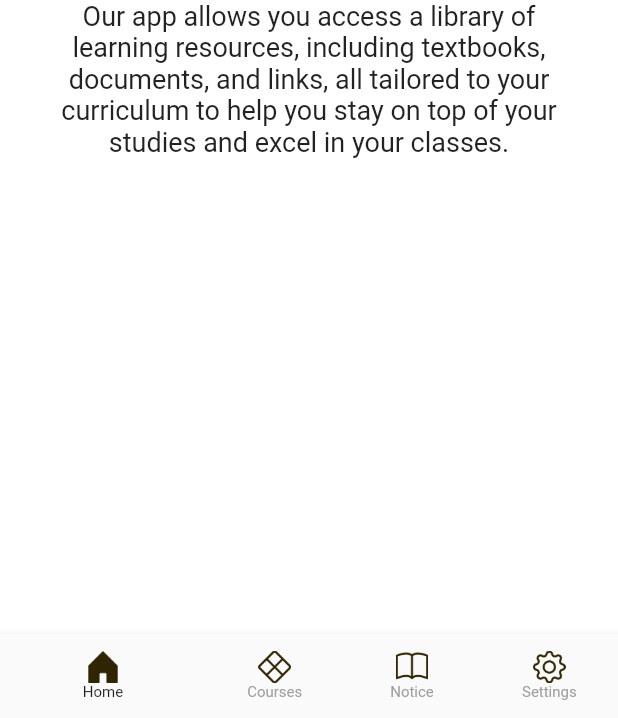
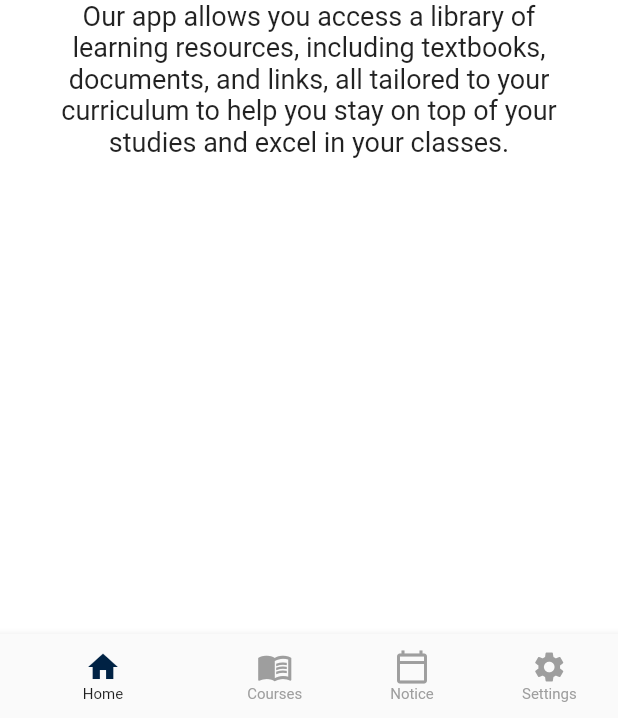
Before and after one commit to Collins-01/Elib, a Flutter app: the Dashboard screen opened directly, on a phone screen of 412 x 824 dp, the part 518-1236 px from its top. Run offline on Flutter 3.47's test engine with Material 2 defaults, Android fonts, the phone set to English and light mode, and no system bars; our stand-ins replace cloud_firestore, dio, email_validator, firebase_auth, firebase_core, flutter_native_splash and 7 more; missing offline and left inert: cloud_firestore_web, firebase_auth_web, firebase_core_web, flutter_pdfview, shared_preferences_web; accounts and stored records are empty; Roboto replaces fonts that are missing (CabinetGrotesk).

Commit message:
chnaged icons

```diff
--- a/lib/feature/dashboard/screens/dashboard.dart
+++ b/lib/feature/dashboard/screens/dashboard.dart
@@ -39,6 +39,9 @@ class _DashboardState extends State<Dashboard> {
           backgroundColor: const Color(0xFFF8F8F8),
           currentIndex: _currentIndex,
           elevation: 5,
+          selectedIconTheme: const IconThemeData(
+            color: bluePrimaryColor,
+          ),
           onTap: (value) {
             setState(() {
               _currentIndex = value;
@@ -49,34 +52,43 @@ class _DashboardState extends State<Dashboard> {
           unselectedLabelStyle: textStyle.copyWith(fontSize: 10.0),
           selectedLabelStyle: textStyle.copyWith(fontSize: 10.0),
           showUnselectedLabels: true,
-          items: [
+          items: const [
             BottomNavigationBarItem(
-                icon: Image.asset(
-                  listOfIcons[0],
-                  height: 21.77,
-                  // color: _currentIndex == 1 ? bluePrimaryColor : fadeGrey,
+                icon: Icon(
+                  Icons.home,
                 ),
+                // icon: Image.asset(
+                //   listOfIcons[0],
+                //   height: 21.77,
+                //   // color: _currentIndex == 1 ? bluePrimaryColor : fadeGrey,
+                // ),
                 label: 'Home'),
             BottomNavigationBarItem(
-                icon: Image.asset(
-                  listOfIcons[1],
-                  height: 21.77,
-                  // color: _currentIndex == 1 ? bluePrimaryColor : fadeGrey,
-                ),
-                label: 'Courses'),
+              icon: Icon(Icons.menu_book),
+              // icon: Image.asset(
+              //   listOfIcons[1],
+              //   height: 21.77,
+              //   // color: _currentIndex == 1 ? bluePrimaryColor : fadeGrey,
+              // ),
+              label: 'Courses',
+            ),
             BottomNavigationBarItem(
-                icon: Image.asset(
-                  listOfIcons[2],
-                  height: 21.77,
-                  // color: _currentIndex == 1 ? bluePrimaryColor : fadeGrey,
-                ),
+                icon: Icon(Icons.calendar_today_outlined),
+                // Image.asset(
+                //   listOfIcons[2],
+                //   height: 21.77,
+                //   // color: _currentIndex == 1 ? bluePrimaryColor : fadeGrey,
+                // ),
                 label: 'Notice'),
             BottomNavigationBarItem(
-                icon: Image.asset(
-                  listOfIcons[3],
-                  height: 21.77,
-                  // color: _currentIndex == 1 ? bluePrimaryColor : fadeGrey,
+                icon: Icon(
+                  Icons.settings,
                 ),
+                //  Image.asset(
+                //   listOfIcons[3],
+                //   height: 21.77,
+                //   // color: _currentIndex == 1 ? bluePrimaryColor : fadeGrey,
+                // ),
                 label: 'Settings'),
           ],
         ),
```
Also changed, not shown: lib/screen_loader.dart (+10 -9 lines).
